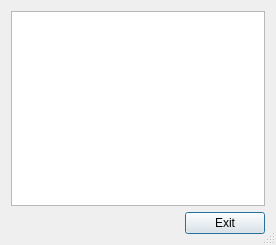
expers-vis/ICP, file timetabledisplay.ui: the form before one commit.
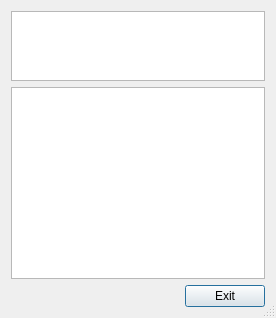
The form after the commit.

```diff
--- a/timetabledisplay.ui
+++ b/timetabledisplay.ui
@@ -11,7 +11,7 @@
    </rect>
   </property>
   <property name="sizePolicy">
-   <sizepolicy hsizetype="Expanding" vsizetype="Expanding">
+   <sizepolicy hsizetype="Fixed" vsizetype="Expanding">
     <horstretch>0</horstretch>
     <verstretch>0</verstretch>
    </sizepolicy>
@@ -25,6 +25,19 @@
   <layout class="QVBoxLayout" name="verticalLayout_2">
    <item>
     <layout class="QVBoxLayout" name="verticalLayout">
+     <item>
+      <widget class="QListWidget" name="stopsHeader">
+       <property name="horizontalScrollBarPolicy">
+        <enum>Qt::ScrollBarAsNeeded</enum>
+       </property>
+       <property name="editTriggers">
+        <set>QAbstractItemView::NoEditTriggers</set>
+       </property>
+       <property name="selectionMode">
+        <enum>QAbstractItemView::NoSelection</enum>
+       </property>
+      </widget>
+     </item>
      <item>
       <widget class="QListWidget" name="timetableList">
        <property name="sizePolicy">
@@ -33,6 +46,15 @@
          <verstretch>0</verstretch>
         </sizepolicy>
        </property>
+       <property name="horizontalScrollBarPolicy">
+        <enum>Qt::ScrollBarAsNeeded</enum>
+       </property>
+       <property name="editTriggers">
+        <set>QAbstractItemView::NoEditTriggers</set>
+       </property>
+       <property name="selectionMode">
+        <enum>QAbstractItemView::NoSelection</enum>
+       </property>
       </widget>
      </item>
      <item>
```
